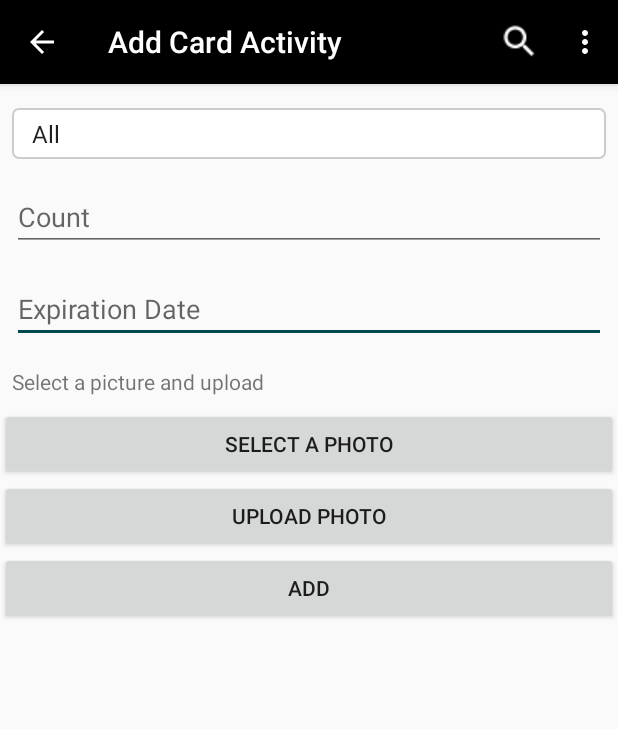
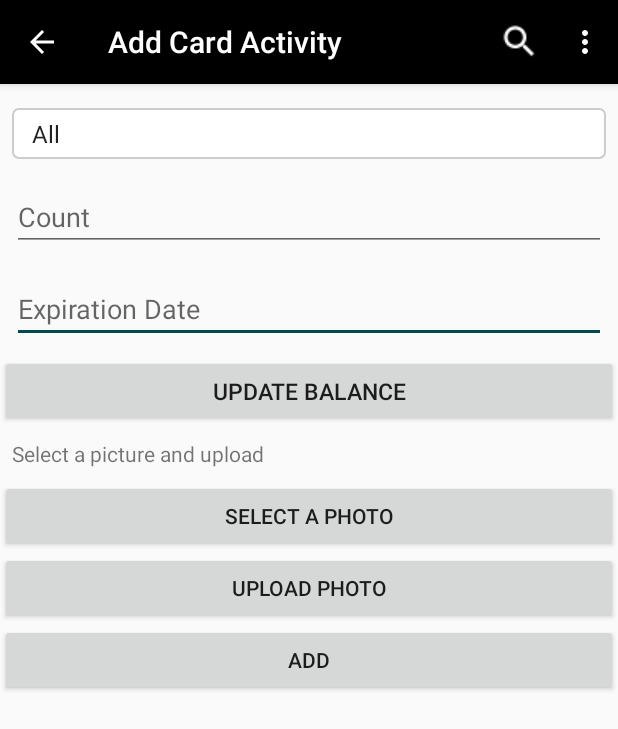
Before and after one commit to DroidUcation/maliros, an Android app: the AddCardActivity screen opened directly, with no data from a screen before it, on a phone screen of 412 x 824 dp. Shown: the top 729 px of the screen. Run offline under Robolectric (Android 15) with nearby library versions, the phone set to English and light mode, and no system bars; our stand-ins replace ButterKnife.

```diff
--- a/GiftCard/app/src/main/res/layout/activity_add_card.xml
+++ b/GiftCard/app/src/main/res/layout/activity_add_card.xml
@@ -25,8 +25,15 @@
         android:layout_height="wrap_content"
         android:hint="@string/expiration_date"
         android:layout_margin="8dp"
+
         />
-
+    <Button
+        android:id="@+id/btn_update"
+        android:layout_width="match_parent"
+        android:layout_height="wrap_content"
+        android:textSize="15dp"
+        android:text="@string/update_balance_card"
+        android:onClick="updateBalanceCard"/>
     <TextView
         android:layout_width="match_parent"
         android:layout_height="wrap_content"
```
Also changed, not shown: GiftCard/app/src/main/java/com/maliros/giftcard/activities/AddCardActivity.java (+52 -1 lines).
